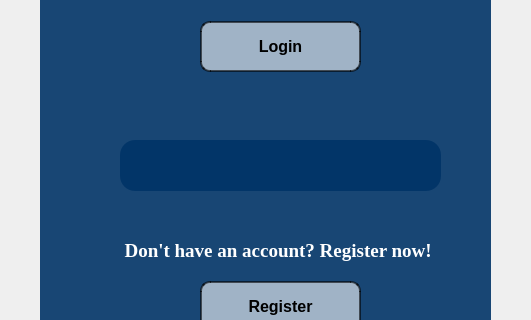
This is Client/LoginForm.ui in dumy10/Skribbl as Qt 5 draws it before an edit; both pictures show x 280 to 811 and y 289 to 609 of the 1200 by 780 pixel window. The edited form follows.
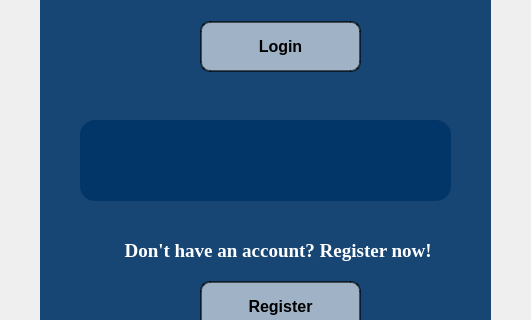
This is the edited form. Icons and pictures are not drawn.

Commit message: Register issues solved Added functionality to login

Patch:
```diff
--- a/Client/LoginForm.ui
+++ b/Client/LoginForm.ui
@@ -258,10 +258,10 @@
     <widget class="QLabel" name="errorLabel">
      <property name="geometry">
       <rect>
-       <x>80</x>
-       <y>399</y>
-       <width>321</width>
-       <height>51</height>
+       <x>40</x>
+       <y>379</y>
+       <width>371</width>
+       <height>81</height>
       </rect>
      </property>
      <property name="styleSheet">
```
The commit also changes 10 other files.
